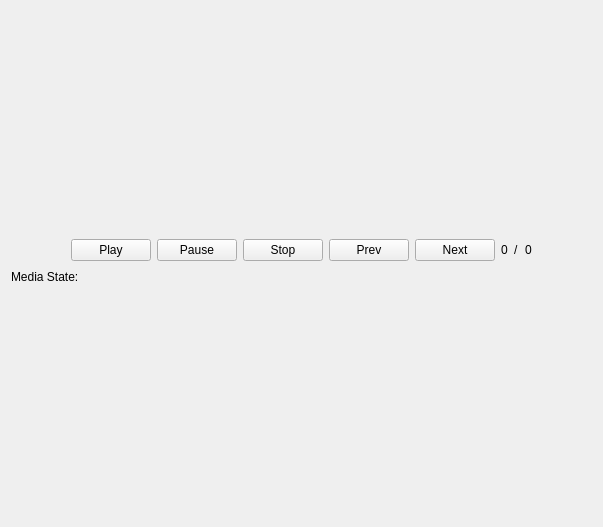
Above: ui/VideoForm.ui from dmzdev/stance before the change. Below: the same form after it.
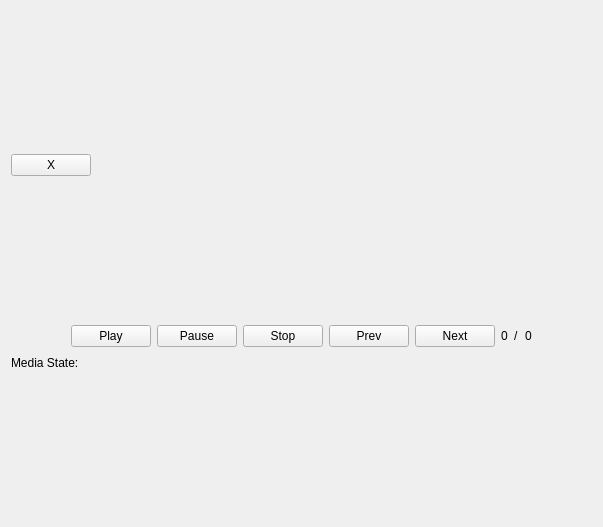
That is the form after the change.

Diff of the .ui file:
```diff
--- a/ui/VideoForm.ui
+++ b/ui/VideoForm.ui
@@ -14,6 +14,30 @@
    <string>Form</string>
   </property>
   <layout class="QVBoxLayout" name="verticalLayout_2">
+   <item>
+    <layout class="QHBoxLayout" name="horizontalLayout_3">
+     <item>
+      <widget class="QPushButton" name="homeButton">
+       <property name="text">
+        <string>X</string>
+       </property>
+      </widget>
+     </item>
+     <item>
+      <spacer name="horizontalSpacer_4">
+       <property name="orientation">
+        <enum>Qt::Horizontal</enum>
+       </property>
+       <property name="sizeHint" stdset="0">
+        <size>
+         <width>40</width>
+         <height>20</height>
+        </size>
+       </property>
+      </spacer>
+     </item>
+    </layout>
+   </item>
    <item>
     <layout class="QVBoxLayout" name="vLayout"/>
    </item>
@@ -190,7 +214,7 @@
        <item>
         <spacer name="horizontalSpacer_3">
          <property name="sizePolicy">
-          <sizepolicy hsizetype="Maximum" vsizetype="Minimum">
+          <sizepolicy hsizetype="Minimum" vsizetype="Minimum">
            <horstretch>0</horstretch>
            <verstretch>0</verstretch>
           </sizepolicy>
```
